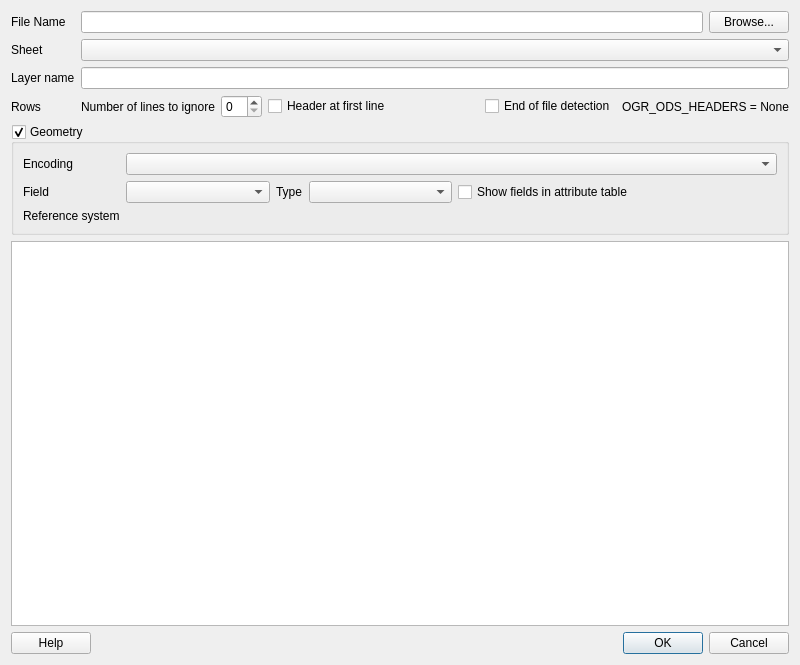
The window that SpreadsheetLayers/ui/ui_SpreadsheetLayersDialog.ui (camptocamp/QGIS-SpreadSheetLayers) describes before a commit, drawn with Qt 5.
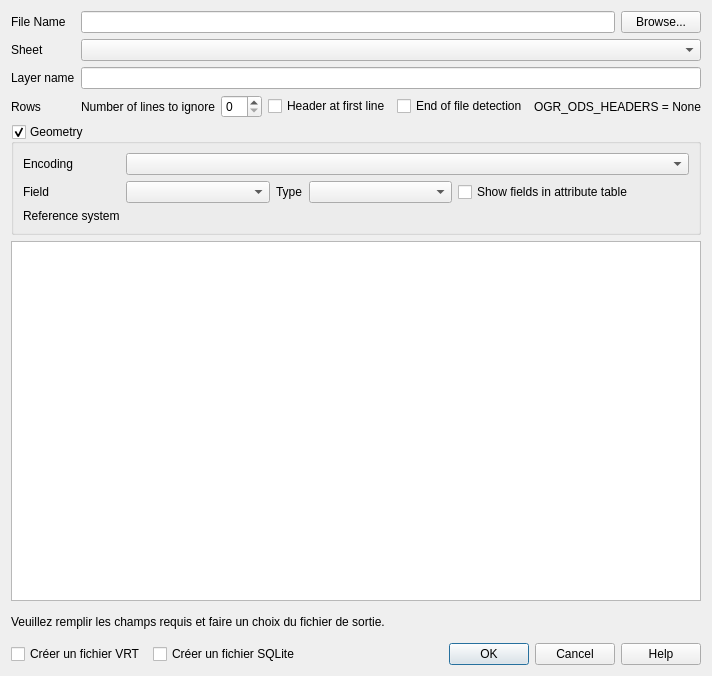
The same window after the commit. Custom widgets are drawn as their Qt base class.

```diff
--- a/SpreadsheetLayers/ui/ui_SpreadsheetLayersDialog.ui
+++ b/SpreadsheetLayers/ui/ui_SpreadsheetLayersDialog.ui
@@ -6,15 +6,15 @@
    <rect>
     <x>0</x>
     <y>0</y>
-    <width>800</width>
-    <height>665</height>
+    <width>693</width>
+    <height>676</height>
    </rect>
   </property>
   <property name="windowTitle">
    <string>Create a Layer from a Spreadsheet File</string>
   </property>
-  <layout class="QVBoxLayout" name="verticalLayout_7">
-   <item>
+  <layout class="QGridLayout" name="gridLayout">
+   <item row="0" column="0" colspan="4">
     <layout class="QFormLayout" name="formLayout">
      <property name="fieldGrowthPolicy">
       <enum>QFormLayout::AllNonFixedFieldsGrow</enum>
@@ -196,7 +196,7 @@
      </item>
     </layout>
    </item>
-   <item>
+   <item row="1" column="0" colspan="4">
     <widget class="QGroupBox" name="geometryBox">
      <property name="title">
       <string>Geometry</string>
@@ -423,7 +423,7 @@
      </layout>
     </widget>
    </item>
-   <item>
+   <item row="2" column="0" colspan="4">
     <widget class="QTableView" name="sampleView">
      <property name="sizePolicy">
       <sizepolicy hsizetype="Expanding" vsizetype="Expanding">
@@ -439,16 +439,52 @@
      </property>
     </widget>
    </item>
-   <item>
-    <layout class="QHBoxLayout" name="buttonsLayout">
-     <item>
-      <widget class="QPushButton" name="helpButton">
+   <item row="3" column="0" colspan="4">
+    <widget class="QLabel" name="statusLabel">
+     <property name="minimumSize">
+      <size>
+       <width>0</width>
+       <height>30</height>
+      </size>
+     </property>
        <property name="text">
-        <string>Help</string>
-       </property>
-      </widget>
-     </item>
-     <item>
+      <string>Veuillez remplir les champs requis et faire un choix du fichier de sortie.</string>
+     </property>
+     <property name="alignment">
+      <set>Qt::AlignLeading|Qt::AlignLeft|Qt::AlignVCenter</set>
+     </property>
+    </widget>
+   </item>
+   <item row="4" column="0">
+    <widget class="QCheckBox" name="checkboxVRT">
+     <property name="text">
+      <string>Créer un fichier VRT</string>
+     </property>
+     <property name="checked">
+      <bool>false</bool>
+     </property>
+     <property name="autoExclusive">
+      <bool>true</bool>
+     </property>
+     <property name="tristate">
+      <bool>false</bool>
+     </property>
+    </widget>
+   </item>
+   <item row="4" column="1">
+    <widget class="QCheckBox" name="checkboxSQLite">
+     <property name="text">
+      <string>Créer un fichier SQLite</string>
+     </property>
+     <property name="autoExclusive">
+      <bool>true</bool>
+     </property>
+     <property name="tristate">
+      <bool>false</bool>
+     </property>
+    </widget>
+   </item>
+   <item row="4" column="2">
       <widget class="QDialogButtonBox" name="buttonBox">
        <property name="orientation">
         <enum>Qt::Horizontal</enum>
@@ -458,7 +494,12 @@
        </property>
       </widget>
      </item>
-    </layout>
+   <item row="4" column="3">
+    <widget class="QPushButton" name="helpButton">
+     <property name="text">
+      <string>Help</string>
+     </property>
+    </widget>
    </item>
   </layout>
  </widget>
```
Lines whose indentation alone changed are shown as unchanged.
